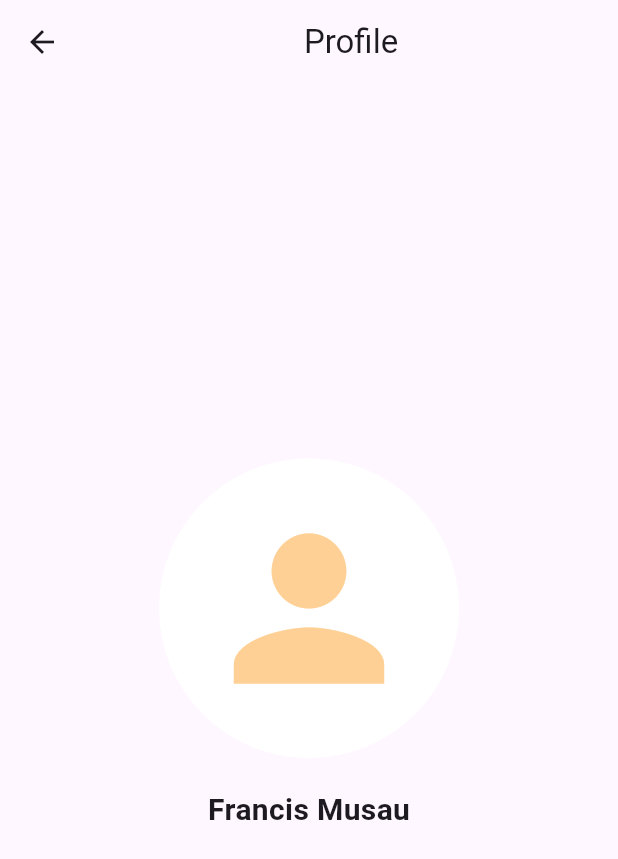
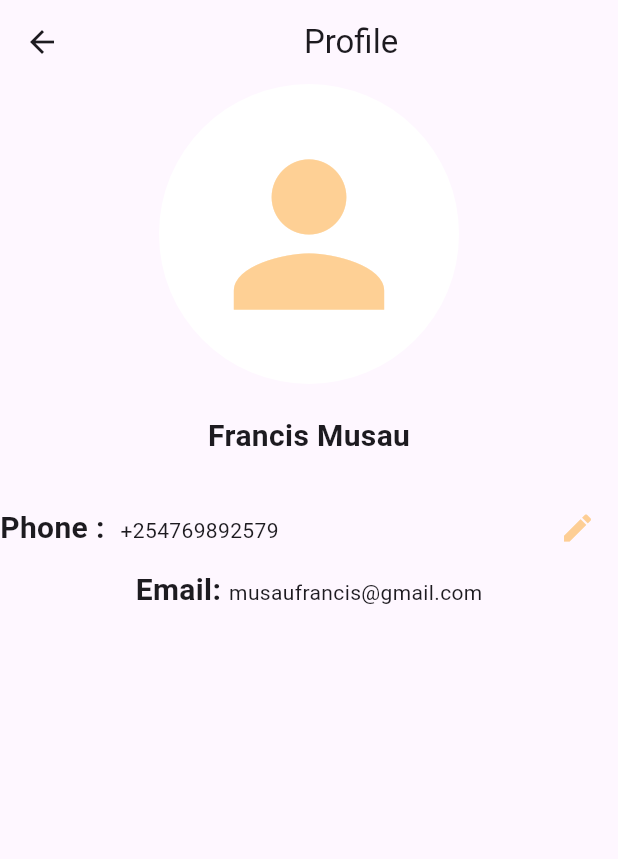
Before and after one commit to MuthamaFrancs/flutter_application_1, a Flutter app: the Profile screen opened by its route, on a phone screen of 412 x 824 dp. Shown: the top 859 px of the screen. Run offline on Flutter 3.47's test engine with Material 3 defaults, Android fonts, the phone set to English and light mode, and no system bars; our stand-ins replace get; network calls fail.

```diff
--- a/lib/pages/Profile.dart
+++ b/lib/pages/Profile.dart
@@ -1,3 +1,4 @@
+import 'package:flutter/gestures.dart';
 import 'package:flutter/material.dart';
 import 'package:flutter_application_1/configs/constants.dart';
 
@@ -8,7 +9,8 @@ class Profile extends StatelessWidget {
       appBar: AppBar(
         title: const Center(child: Text('Profile')),
       ),
-      body: const Center(
+      body: const SingleChildScrollView(
+        child: Center(
           child: Column(
             mainAxisAlignment: MainAxisAlignment.center,
             children: [
@@ -28,8 +30,61 @@ class Profile extends StatelessWidget {
               SizedBox(
                 height: 20.0,
               ),
-            // InfoCard(title: "Email:"),
+              Row(
+                mainAxisAlignment: MainAxisAlignment.spaceBetween,
+                children: [
+                  Text.rich(
+                    TextSpan(
+                      children: [
+                        TextSpan(
+                          text: "Phone :  ",
+                          style: TextStyle(
+                            fontSize: 20.0,
+                            fontWeight: FontWeight.bold,
+                          ),
+                        ),
+                        TextSpan(
+                          text: "+254769892579",
+                          //recognizer: TapGestureRecognizer()
+                          //  ..onTap = () {
+                          //    //_launchURL("mailto:musaifrancis@gmail.com?subject=News&body=New%20plugin");
+                          //  },
+                        ),
                       ],
+                    ),
+                  ),
+                  SizedBox(width: 20.0),
+                  Padding(
+                    padding: EdgeInsets.all(15.0),
+                    child: Icon(
+                      Icons.edit,
+                      color: primaryColor,
+                    ),
+                  )
+                ],
+              ),
+              Text.rich(
+                TextSpan(
+                  children: [
+                    TextSpan(
+                      text: "Email: ",
+                      style: TextStyle(
+                        fontSize: 20.0,
+                        fontWeight: FontWeight.bold,
+                      ),
+                    ),
+                    TextSpan(
+                      text: "musaufrancis@gmail.com",
+                      //recognizer: TapGestureRecognizer()
+                      //  ..onTap = () {
+                      //    //_launchURL("mailto:musaifrancis@gmail.com?subject=News&body=New%20plugin");
+                      //  },
+                    ),
+                  ],
+                ),
+              ),
+            ],
+          ),
         ),
       ),
     );
--- a/lib/pages/login.dart
+++ b/lib/pages/login.dart
@@ -59,6 +59,7 @@ class _LoginState extends State<Login> {
                 ),
                 //usename controller
                 customTextField(
+                  autofocus: true,
                   labelText: "Username",
                   controller: usernamecontroller,
                   hintText: "example@gmail.com, phone no",
--- a/lib/pages/registration.dart
+++ b/lib/pages/registration.dart
@@ -70,6 +70,7 @@ class _RegistrationState extends State<Registration> {
                           height: 7,
                         ),
                         customTextField(
+                          autofocus: true,
                           labelText: "First Name",
                           controller: firstnamecontroller,
                           hintText: "first name",
--- a/lib/views/CustomTextField.dart
+++ b/lib/views/CustomTextField.dart
@@ -11,6 +11,7 @@ class customTextField extends StatelessWidget {
   bool obscureText;
   IconData? Iconsuffix;
   final VoidCallback? togglePasswordVisibility;
+  bool? autofocus;
 
   //this is a constructor
   customTextField({
@@ -23,11 +24,13 @@ class customTextField extends StatelessWidget {
     this.Iconsuffix,
     this.iconData,
     this.togglePasswordVisibility,
+    this.autofocus,
   });
 
   @override
   Widget build(BuildContext context) {
     return TextField(
+      autofocus: autofocus ?? false,
       decoration: InputDecoration(
         border: const OutlineInputBorder(),
         focusedBorder: const OutlineInputBorder(
--- a/pubspec.yaml
+++ b/pubspec.yaml
@@ -10,7 +10,8 @@ dependencies:
   flutter:
     sdk: flutter
   get: ^4.6.6
-  google_fonts: ^6.1.0
+  http: ^0.13.5
+
   curved_navigation_bar: ^1.0.3
 
 dev_dependencies:
```
Also changed, not shown: lib/models/albummodel.dart (added, +11 -0 lines), lib/pages/myList.dart (added, +70 -0 lines), pubspec.lock, 1 other file. Lines whose indentation alone changed are shown as unchanged.
